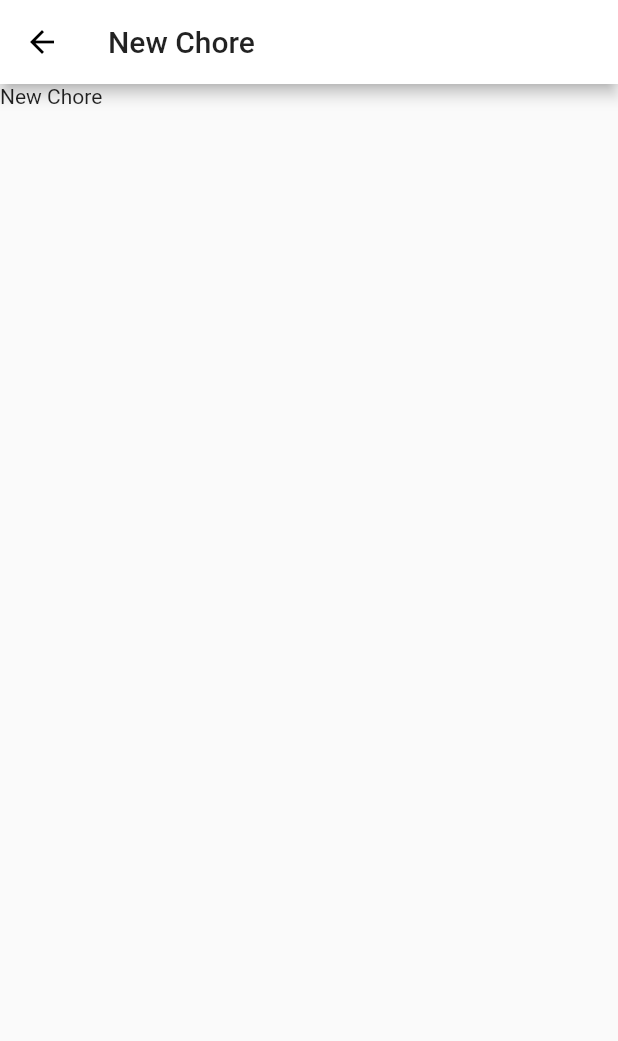
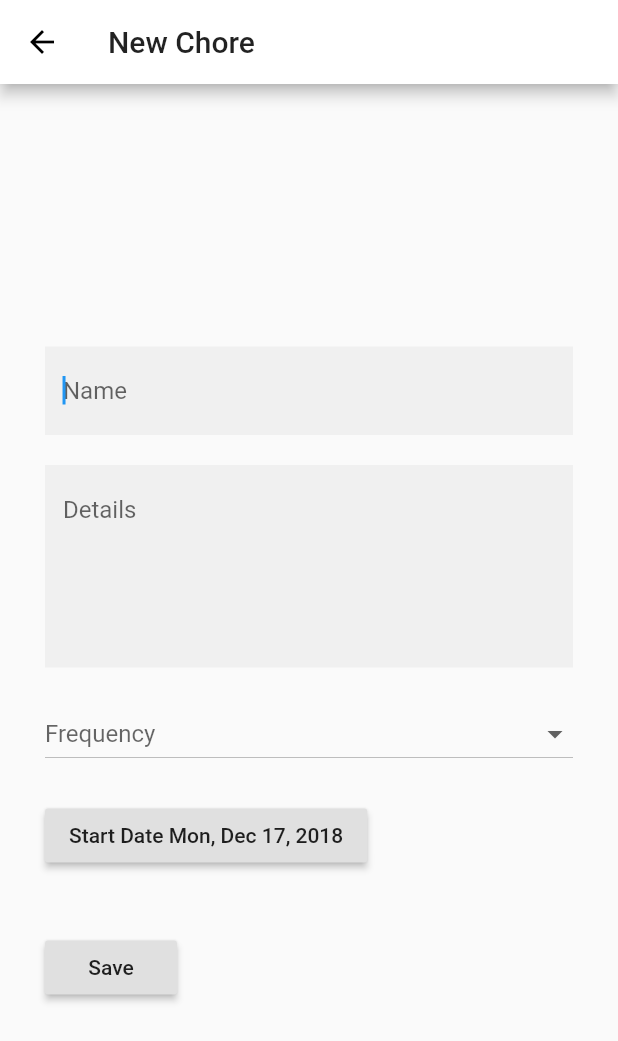
Before and after one commit to JacksonToomey/DoitFlutter, a Flutter app: the NewChoreWidget screen opened by its route, on a phone screen of 412 x 824 dp. Shown: the top 1041 px of the screen. Run offline on Flutter 3.47's test engine with Material 2 defaults, Android fonts, the phone set to English and light mode, and no system bars; our stand-ins replace flutter_secure_storage; accounts and stored records are empty.

Commit message:
new chore

```diff
--- a/lib/main.dart
+++ b/lib/main.dart
@@ -20,7 +20,7 @@ class MyApp extends StatelessWidget {
       routes: {
         '/': (context) => LoginScreenWidget(_api),
         '/tabs': (context) => TabScreenWidget(_api),
-        '/new': (context) => NewChoreWidget(),
+        '/new': (context) => NewChoreWidget(_api),
       },
       theme: ThemeData(
         primaryColor: Colors.white,
--- a/lib/screens/new_chore_screen.dart
+++ b/lib/screens/new_chore_screen.dart
@@ -1,13 +1,42 @@
 import 'package:flutter/material.dart';
+import 'package:intl/intl.dart';
+import 'package:doit_app/api/api.dart';
 
+DateFormat _format = DateFormat("EEE, MMM d, yyyy");
 
 class NewChoreWidget extends StatefulWidget {
+
+  final Api _api;
+
+  NewChoreWidget(this._api);
 
   @override
   _NewChoreWidgetState createState() => _NewChoreWidgetState();
 }
 
 class _NewChoreWidgetState extends State<NewChoreWidget> {
+
+  String _frequencyValue;
+  int _frequencyAmount = 3;
+  String _frequencyType = "days";
+  String _choreName = "";
+  String _choreDetails = "";
+  DateTime _startDate = DateTime.now();
+  final _frequencyAmountController = TextEditingController();
+
+  @override
+  void initState() {
+    _frequencyAmountController.text = _frequencyAmount.toString();
+    _frequencyAmountController.addListener(() => setState(() {
+      _frequencyAmount = int.parse(_frequencyAmountController.text);
+    }));
+  }
+
+  @override
+  void dispose() {
+    _frequencyAmountController.dispose();
+    super.dispose();
+  }
 
   @override
   Widget build(BuildContext context) {
@@ -19,5 +48,145 @@ class _NewChoreWidgetState extends State<NewChoreWidget> {
     );
   }
 
-  Widget _getBody(BuildContext context) => Text("New Chore");
+  Future<void> _selectDate() async {
+    DateTime picked = await showDatePicker(
+        context: context,
+        initialDate: _startDate,
+        firstDate: _startDate.subtract(Duration(days: 365)),
+        lastDate: _startDate.add(Duration(days: 365)),
+    );
+
+    if (picked != null) setState(() => _startDate = picked);
+  }
+
+  Future<void> _saveChore() async {
+    await widget._api.createChore(
+        _choreName,
+        _choreDetails,
+        _frequencyAmount,
+        _frequencyType,
+        _startDate,
+    );
+    Navigator.of(context).pop();
+  }
+
+  List<Widget> _getFormWidgets(BuildContext context) {
+    var widgets = [
+
+      Container(height: 20),
+      TextField(
+        autofocus: true,
+        onChanged: (value) => setState(() { _choreName = value; }),
+        decoration: InputDecoration(
+          hintText: "Name",
+          filled: true,
+          border: OutlineInputBorder(
+            borderSide: BorderSide.none,
+            borderRadius: BorderRadius.all(Radius.circular(0)),
+          ),
+        ),
+      ),
+      Container(height: 20),
+      TextField(
+        autofocus: true,
+        maxLines: 5,
+        onChanged: (value) => setState(() { _choreDetails = value; }),
+        decoration: InputDecoration(
+          hintText: "Details",
+          filled: true,
+          border: OutlineInputBorder(
+            borderSide: BorderSide.none,
+            borderRadius: BorderRadius.all(Radius.circular(0)),
+          ),
+        ),
+      ),
+      Container(height: 20),
+      DropdownButton<String>(
+        isExpanded: true,
+        hint: Text("Frequency"),
+        value: _frequencyValue,
+        items: [
+          DropdownMenuItem<String>(value: "Daily", child: Text("Daily")),
+          DropdownMenuItem<String>(value: "Weekly", child: Text("Weekly")),
+          DropdownMenuItem<String>(value: "Monthly", child: Text("Monthly")),
+          DropdownMenuItem<String>(value: "Yearly", child: Text("Yearly")),
+          DropdownMenuItem<String>(value: "Custom", child: Text("Custom")),
+        ],
+        onChanged: (value) {
+          setState(() {
+            _frequencyValue = value;
+            switch (_frequencyValue) {
+              case "Daily":
+                _frequencyAmount = 1;
+                _frequencyType = "days";
+                break;
+              case "Weekly":
+                _frequencyAmount = 1;
+                _frequencyType = "weeks";
+                break;
+              case "Monthly":
+                _frequencyAmount = 1;
+                _frequencyType = "months";
+                break;
+              case "Yearly":
+                _frequencyAmount = 1;
+                _frequencyType = "years";
+                break;
+              case "Custom":
+                _frequencyAmount = 3;
+                _frequencyType = "days";
+                break;
+              default:
+                break;
+            }
+          });
+        },
+      ),
+    ];
+    if (_frequencyValue == "Custom") {
+      _frequencyAmountController.text = _frequencyAmount.toString();
+      widgets.addAll([
+        Container(height: 20),
+        DropdownButton<String>(
+          isExpanded: true,
+          hint: Text("Frequency Type"),
+          value: _frequencyType,
+          onChanged: (value) => setState(() {
+            _frequencyType = value;
+          }),
+          items: [
+            DropdownMenuItem<String>(value: "days", child: Text("Days")),
+            DropdownMenuItem<String>(value: "weeks", child: Text("Weeks")),
+            DropdownMenuItem<String>(value: "months", child: Text("Months")),
+            DropdownMenuItem<String>(value: "years", child: Text("Years")),
+          ],
+        ),
+        Container(height: 20),
+        TextField(
+          keyboardType: TextInputType.numberWithOptions(signed: false, decimal: false),
+          decoration: InputDecoration(labelText: "Frequency"),
+          controller: _frequencyAmountController,
+        ),
+      ]);
+    }
+    widgets.addAll([
+      Container(height: 20),
+      RaisedButton(child: Text("Start Date ${_format.format(_startDate)}"), onPressed: _selectDate),
+      Container(height: 40),
+      RaisedButton(child: Text("Save"), onPressed: _saveChore),
+    ]);
+    return widgets;
+  }
+
+  Widget _getBody(BuildContext context) => Center(
+    child: Container(
+      padding: EdgeInsets.only(left: 30, right: 30),
+      child: SingleChildScrollView(
+        child: Column(
+          crossAxisAlignment: CrossAxisAlignment.start,
+          children: _getFormWidgets(context),
+        ),
+      ),
+    ),
+  );
 }
```
Also changed, not shown: lib/api/api.dart (+30 -0 lines), lib/screens/chore_tab.dart (+8 -1 lines).
